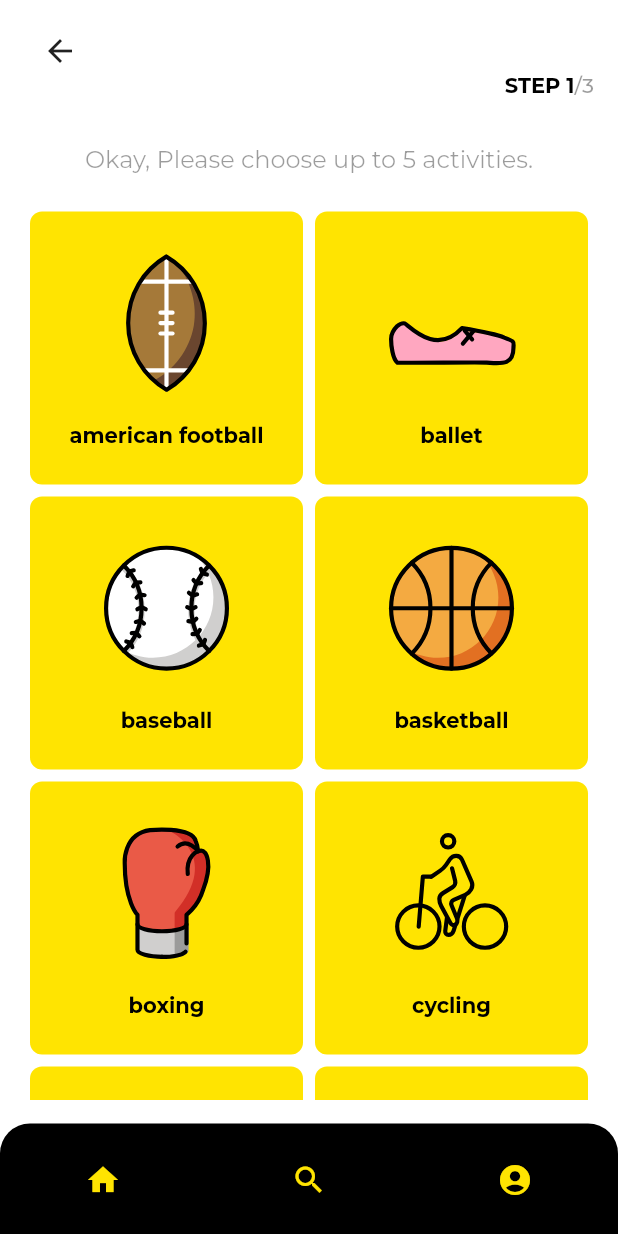
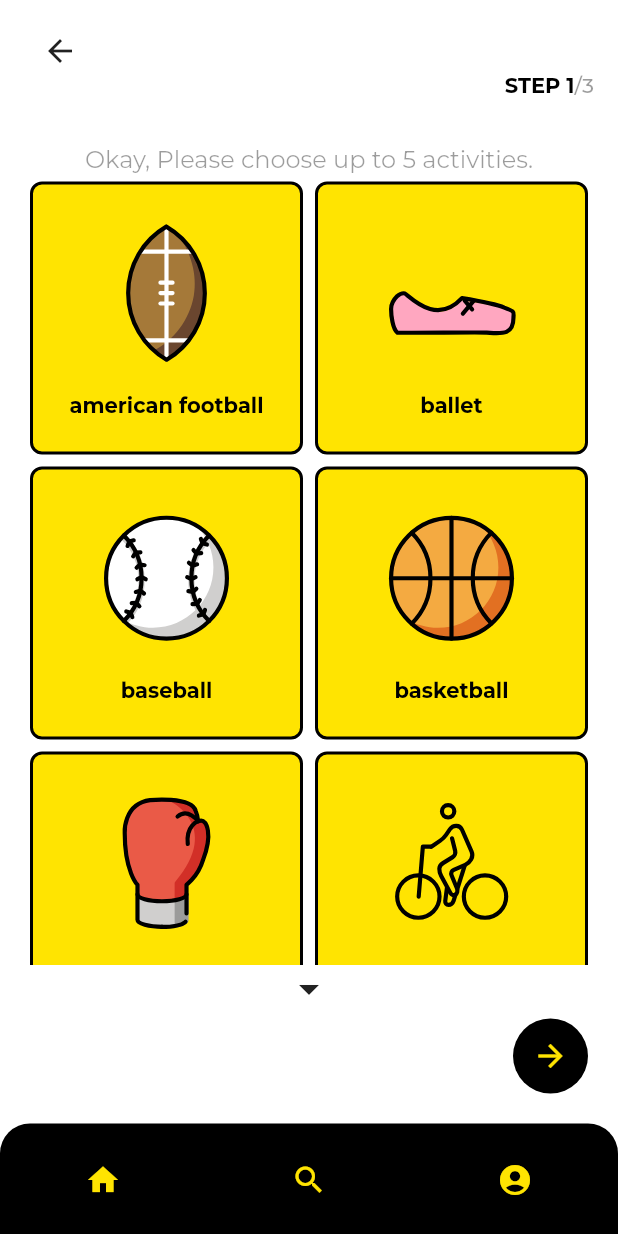
Before and after one commit to taybluetooth/reorient, a Flutter app: the ActivityChoicePage screen opened directly, on a phone screen of 412 x 824 dp. Run offline on Flutter 3.47's test engine with Material 2 defaults, Android fonts, the phone set to English and light mode, and no system bars; our stand-ins replace cloud_firestore, firebase_auth, firebase_core, flutter_svg, get, google_fonts; accounts and stored records are empty.

Commit message:
Finally fixed activity cards.

```diff
--- a/client/reorient/lib/helpers/activity_list.dart
+++ b/client/reorient/lib/helpers/activity_list.dart
@@ -1,4 +1,4 @@
-final List<String> activitiesList = [
+const List<String> activitiesList = [
   "american_football",
   "ballet",
   "baseball",
--- /dev/null
+++ b/client/reorient/lib/models/ActivityCard.dart
@@ -0,0 +1,8 @@
+import 'package:flutter/material.dart';
+
+class ActivityCardHelper {
+  final String name;
+  Color color;
+
+  ActivityCardHelper(this.name, this.color);
+}
--- a/client/reorient/lib/pages/activity_choice_page.dart
+++ b/client/reorient/lib/pages/activity_choice_page.dart
@@ -1,9 +1,14 @@
+import 'dart:developer';
+
 import 'package:flutter/material.dart';
 import 'package:reorient/helpers/activity_list.dart';
+import 'package:reorient/models/ActivityCard.dart';
 import 'package:reorient/themes/colors.dart';
 import 'package:reorient/themes/fonts.dart';
+import 'package:reorient/themes/gradients.dart';
 import 'package:reorient/widgets/activity_cards/activity_card.dart';
 import 'package:reorient/widgets/appbar/reorient_appbar.dart';
+import 'package:reorient/widgets/gradient_widgets/gradient_icon_button.dart';
 
 class ActivityChoicePage extends StatefulWidget {
   const ActivityChoicePage({Key? key}) : super(key: key);
@@ -13,6 +18,12 @@ class ActivityChoicePage extends StatefulWidget {
 }
 
 class _ActivityChoicePageState extends State<ActivityChoicePage> {
+  List<String> selectedActivities = [];
+  List<ActivityCardHelper> activityCardList = activitiesList
+      .map((e) => ActivityCardHelper(e, ReorientColors.yellow))
+      .toList();
+  Color color = ReorientColors.yellow;
+
   @override
   Widget build(BuildContext context) {
     return Scaffold(
@@ -56,18 +67,43 @@ class _ActivityChoicePageState extends State<ActivityChoicePage> {
                 'Okay, Please choose up to 5 activities.',
                 style: ReorientTextStyles.subHeaderText,
               ),
-              const SizedBox(height: 20.0),
               Expanded(
                 child: GridView.count(
                   crossAxisCount: 2,
-                  children: activitiesList
+                  children: activityCardList
                       .map(
-                        (e) => Padding(
-                          padding: const EdgeInsets.all(4.0),
-                          child: ActivityCard(name: e),
+                        (e) => GestureDetector(
+                          onTap: () => _onTap(e),
+                          child: Padding(
+                            padding: const EdgeInsets.all(4.0),
+                            child: ActivityCard(
+                              name: e.name,
+                              color: e.color,
+                            ),
+                          ),
                         ),
                       )
                       .toList(),
+                ),
+              ),
+              const Center(
+                child: Icon(
+                  Icons.arrow_drop_down,
+                  size: 32.0,
+                ),
+              ),
+              Align(
+                alignment: Alignment.centerRight,
+                child: Padding(
+                  padding: const EdgeInsets.all(4.0),
+                  child: GradientIconButton(
+                    gradient: ReorientGradients.blackGradient,
+                    onPressed: () => {},
+                    icon: const Icon(
+                      Icons.arrow_forward,
+                      color: ReorientColors.yellow,
+                    ),
+                  ),
                 ),
               )
             ],
@@ -76,4 +112,25 @@ class _ActivityChoicePageState extends State<ActivityChoicePage> {
       ),
     );
   }
+
+  void _onTap(e) {
+    if (selectedActivities.length < 5) {
+      if (selectedActivities.contains(e.name)) {
+        selectedActivities.remove(e.name);
+        e.color = ReorientColors.yellow;
+        setState(() {});
+        print(selectedActivities);
+      } else {
+        selectedActivities.add(e.name);
+        e.color = ReorientColors.lightGreen;
+        setState(() {});
+        print(selectedActivities);
+      }
+    } else {
+      e.color = ReorientColors.yellow;
+      setState(() {});
+      selectedActivities.remove(e.name);
+      print('Maximum amount selected');
+    }
+  }
 }
--- a/client/reorient/lib/themes/colors.dart
+++ b/client/reorient/lib/themes/colors.dart
@@ -8,4 +8,5 @@ abstract class ReorientColors {
   static const Color charcoal = Color(0XFF767676);
   static const Color red = Color(0xFFFF0000);
   static const Color yellow = Color(0xFFFFE401);
+  static const Color lightGreen = Color(0xFF90EE90);
 }
--- a/client/reorient/lib/widgets/activity_cards/activity_card.dart
+++ b/client/reorient/lib/widgets/activity_cards/activity_card.dart
@@ -3,35 +3,45 @@ import 'package:flutter_svg/flutter_svg.dart';
 import 'package:reorient/themes/colors.dart';
 import 'package:reorient/themes/fonts.dart';
 
-class ActivityCard extends StatelessWidget {
+class ActivityCard extends StatefulWidget {
   final String name;
+  Color color;
 
-  const ActivityCard({
+  ActivityCard({
     Key? key,
     required this.name,
+    this.color = ReorientColors.yellow,
   }) : super(key: key);
+
+  @override
+  State<ActivityCard> createState() => _ActivityCardState();
+}
+
+class _ActivityCardState extends State<ActivityCard>
+    with AutomaticKeepAliveClientMixin {
+  @override
+  bool get wantKeepAlive => true;
 
   @override
   Widget build(BuildContext context) {
     return Container(
-      height: 125,
       decoration: BoxDecoration(
-        color: ReorientColors.yellow,
-        borderRadius: BorderRadius.circular(8.0),
-      ),
+          color: widget.color,
+          borderRadius: BorderRadius.circular(8.0),
+          border: Border.all(color: ReorientColors.black, width: 2)),
       child: Center(
         child: Column(
           mainAxisAlignment: MainAxisAlignment.center,
           children: [
             SvgPicture.asset(
-              'assets/$name.svg',
+              'assets/${widget.name}.svg',
               width: 100,
             ),
             const SizedBox(
               height: 16.0,
             ),
             Text(
-              (name).split("_").join(" "),
+              (widget.name).split("_").join(" "),
               style: ReorientTextStyles.buttonText,
             ),
           ],
```
